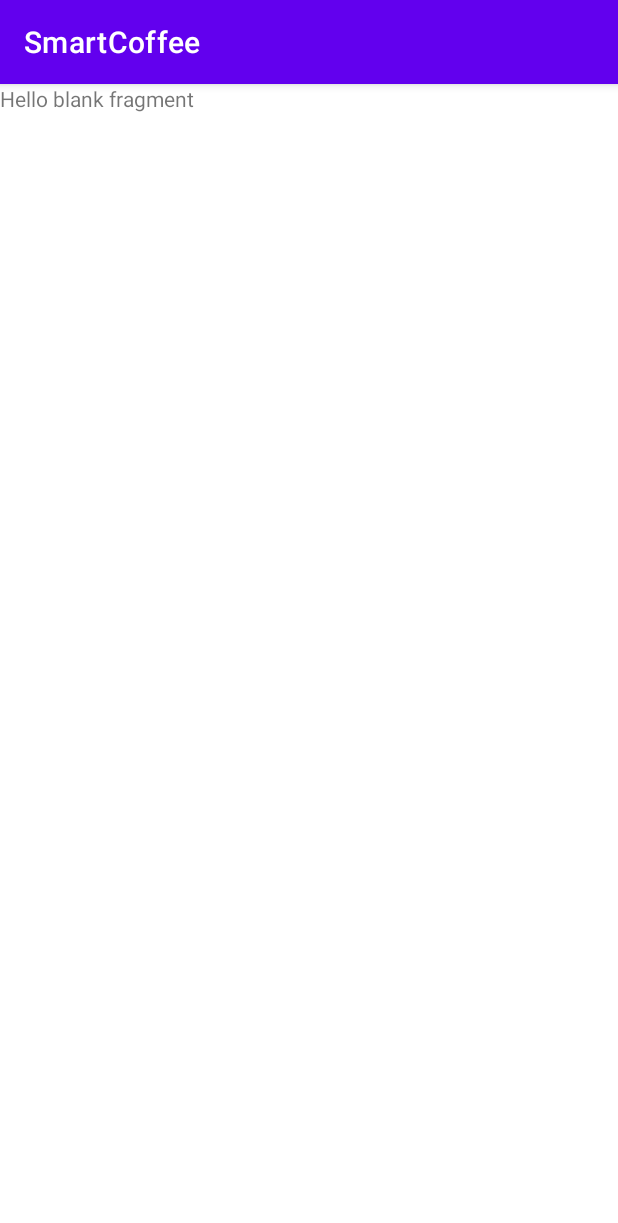
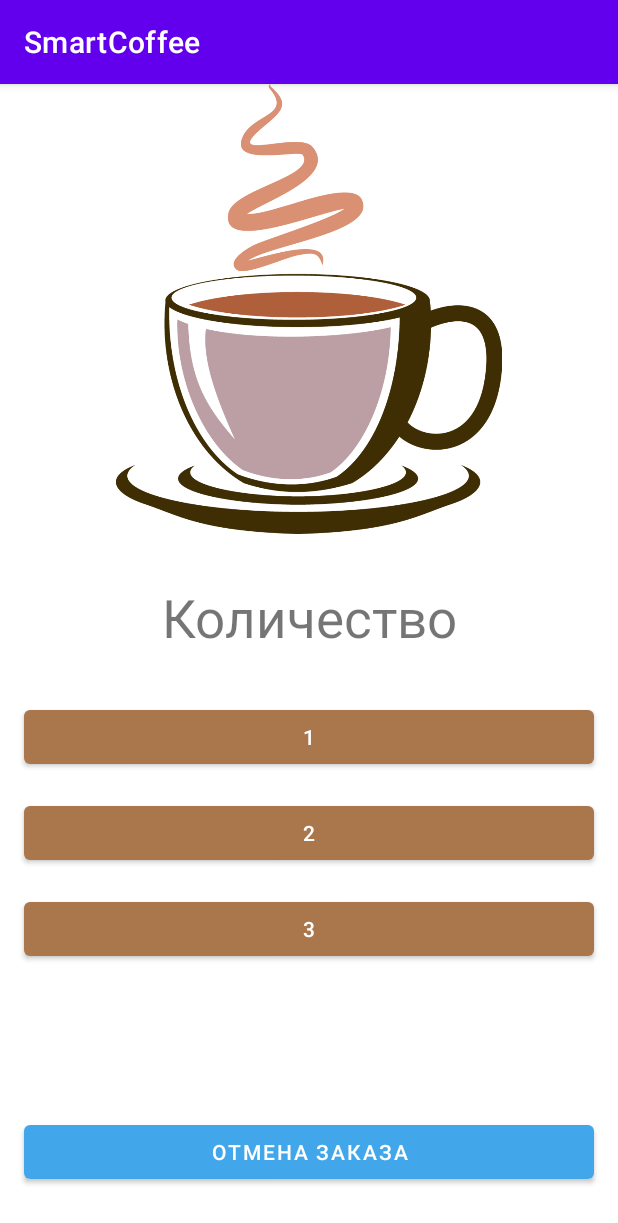
Before and after one commit to Brav9/SmartCoffee, an Android app: the fragment CoffeeFragment shown on its own in the app's theme, on a phone screen of 412 x 824 dp. Shown: the top 1223 px of the screen. Run offline under Robolectric (Android 15) with nearby library versions, the phone set to English and light mode, and no system bars.

Commit message:
Добавление элементов в макет fragment_coffee.xml

```diff
--- a/app/src/main/res/layout/fragment_cake.xml
+++ b/app/src/main/res/layout/fragment_cake.xml
@@ -7,7 +7,7 @@
     tools:context=".CakeFragment">
 
     <ImageView
-        android:id="@+id/imCocktail"
+        android:id="@+id/imCoffee"
         android:layout_width="0dp"
         android:layout_height="300dp"
         android:src="@drawable/cake"
@@ -24,7 +24,7 @@
         android:textSize="35sp"
         app:layout_constraintEnd_toEndOf="parent"
         app:layout_constraintStart_toStartOf="parent"
-        app:layout_constraintTop_toBottomOf="@+id/imCocktail"
+        app:layout_constraintTop_toBottomOf="@+id/imCoffee"
         app:textAllCaps="false" />
 
     <Button
--- a/app/src/main/res/layout/fragment_cocktail.xml
+++ b/app/src/main/res/layout/fragment_cocktail.xml
@@ -1,4 +1,3 @@
-<?xml version="1.0" encoding="utf-8"?>
 <?xml version="1.0" encoding="utf-8"?>
 <androidx.constraintlayout.widget.ConstraintLayout xmlns:android="http://schemas.android.com/apk/res/android"
     xmlns:app="http://schemas.android.com/apk/res-auto"
@@ -8,7 +7,7 @@
     tools:context=".CocktailFragment">
 
     <ImageView
-        android:id="@+id/imCocktail"
+        android:id="@+id/imCoffee"
         android:layout_width="0dp"
         android:layout_height="300dp"
         android:src="@drawable/cocktail"
@@ -25,7 +24,7 @@
         android:textSize="35sp"
         app:layout_constraintEnd_toEndOf="parent"
         app:layout_constraintStart_toStartOf="parent"
-        app:layout_constraintTop_toBottomOf="@+id/imCocktail"
+        app:layout_constraintTop_toBottomOf="@+id/imCoffee"
         app:textAllCaps="false" />
 
     <Button
--- a/app/src/main/res/layout/fragment_coffee.xml
+++ b/app/src/main/res/layout/fragment_coffee.xml
@@ -1,14 +1,82 @@
 <?xml version="1.0" encoding="utf-8"?>
-<FrameLayout xmlns:android="http://schemas.android.com/apk/res/android"
+<androidx.constraintlayout.widget.ConstraintLayout xmlns:android="http://schemas.android.com/apk/res/android"
+    xmlns:app="http://schemas.android.com/apk/res-auto"
     xmlns:tools="http://schemas.android.com/tools"
     android:layout_width="match_parent"
     android:layout_height="match_parent"
     tools:context=".CoffeeFragment">
 
-    <!-- TODO: Update blank fragment layout -->
+    <ImageView
+        android:id="@+id/imCoffee"
+        android:layout_width="0dp"
+        android:layout_height="300dp"
+        android:src="@drawable/coffee"
+        app:layout_constraintEnd_toEndOf="parent"
+        app:layout_constraintStart_toStartOf="parent"
+        app:layout_constraintTop_toTopOf="parent" />
+
     <TextView
-        android:layout_width="match_parent"
-        android:layout_height="match_parent"
-        android:text="@string/hello_blank_fragment" />
+        android:id="@+id/tvQuantity"
+        android:layout_width="wrap_content"
+        android:layout_height="wrap_content"
+        android:layout_marginTop="32dp"
+        android:text="@string/quantity"
+        android:textSize="35sp"
+        app:layout_constraintEnd_toEndOf="parent"
+        app:layout_constraintStart_toStartOf="parent"
+        app:layout_constraintTop_toBottomOf="@+id/imCoffee"
+        app:textAllCaps="false" />
 
-</FrameLayout>
+    <Button
+        android:id="@+id/btnQuantityOne"
+        android:layout_width="0dp"
+        android:layout_height="wrap_content"
+        android:layout_marginStart="16dp"
+        android:layout_marginTop="32dp"
+        android:layout_marginEnd="16dp"
+        android:text="@string/one"
+        app:backgroundTint="#AA774C"
+        app:layout_constraintEnd_toEndOf="parent"
+        app:layout_constraintStart_toStartOf="parent"
+        app:layout_constraintTop_toBottomOf="@+id/tvQuantity" />
+
+    <Button
+        android:id="@+id/btnQuantityTwo"
+        android:layout_width="0dp"
+        android:layout_height="wrap_content"
+        android:layout_marginStart="16dp"
+        android:layout_marginTop="16dp"
+        android:layout_marginEnd="16dp"
+        android:text="@string/two"
+        app:backgroundTint="#AA774C"
+        app:layout_constraintEnd_toEndOf="parent"
+        app:layout_constraintStart_toStartOf="parent"
+        app:layout_constraintTop_toBottomOf="@+id/btnQuantityOne" />
+
+    <Button
+        android:id="@+id/btnQuantityTree"
+        android:layout_width="0dp"
+        android:layout_height="wrap_content"
+        android:layout_marginStart="16dp"
+        android:layout_marginTop="16dp"
+        android:layout_marginEnd="16dp"
+        android:text="@string/three"
+        app:backgroundTint="#AA774C"
+        app:layout_constraintEnd_toEndOf="parent"
+        app:layout_constraintStart_toStartOf="parent"
+        app:layout_constraintTop_toBottomOf="@+id/btnQuantityTwo" />
+
+    <Button
+        android:id="@+id/btnOrderCancellation"
+        android:layout_width="0dp"
+        android:layout_height="wrap_content"
+        android:layout_marginStart="16dp"
+        android:layout_marginEnd="16dp"
+        android:layout_marginBottom="32dp"
+        android:text="@string/order_cancellation"
+        app:backgroundTint="#42A7EA"
+        app:layout_constraintBottom_toBottomOf="parent"
+        app:layout_constraintEnd_toEndOf="parent"
+        app:layout_constraintStart_toStartOf="parent" />
+
+</androidx.constraintlayout.widget.ConstraintLayout>
```
